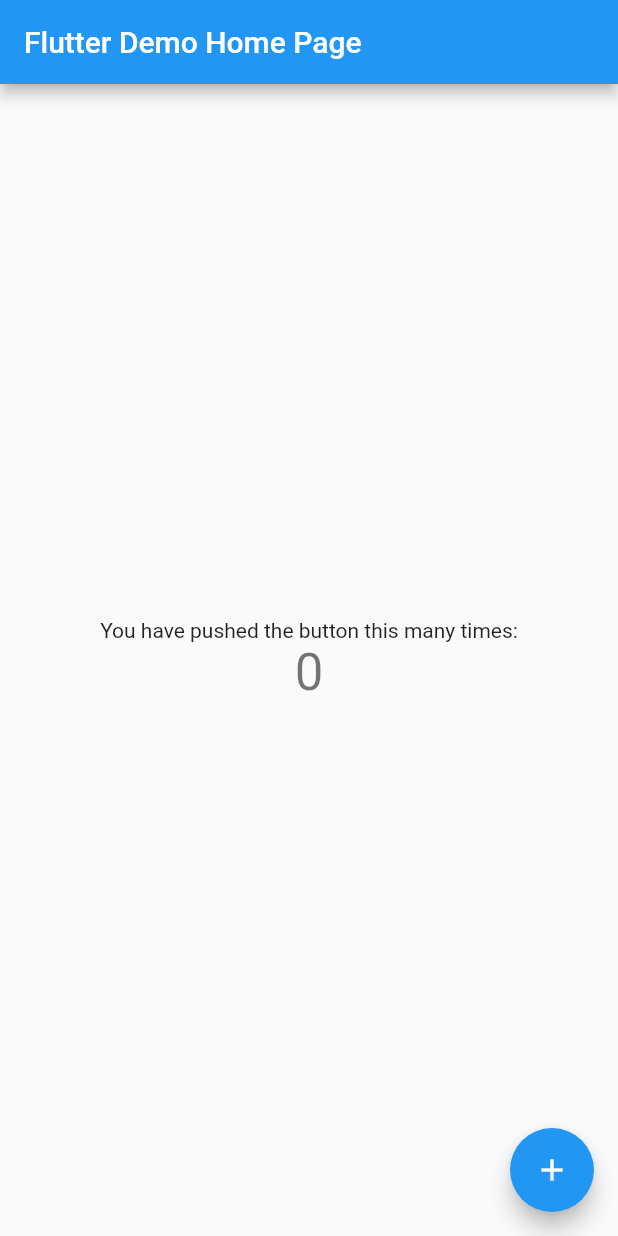
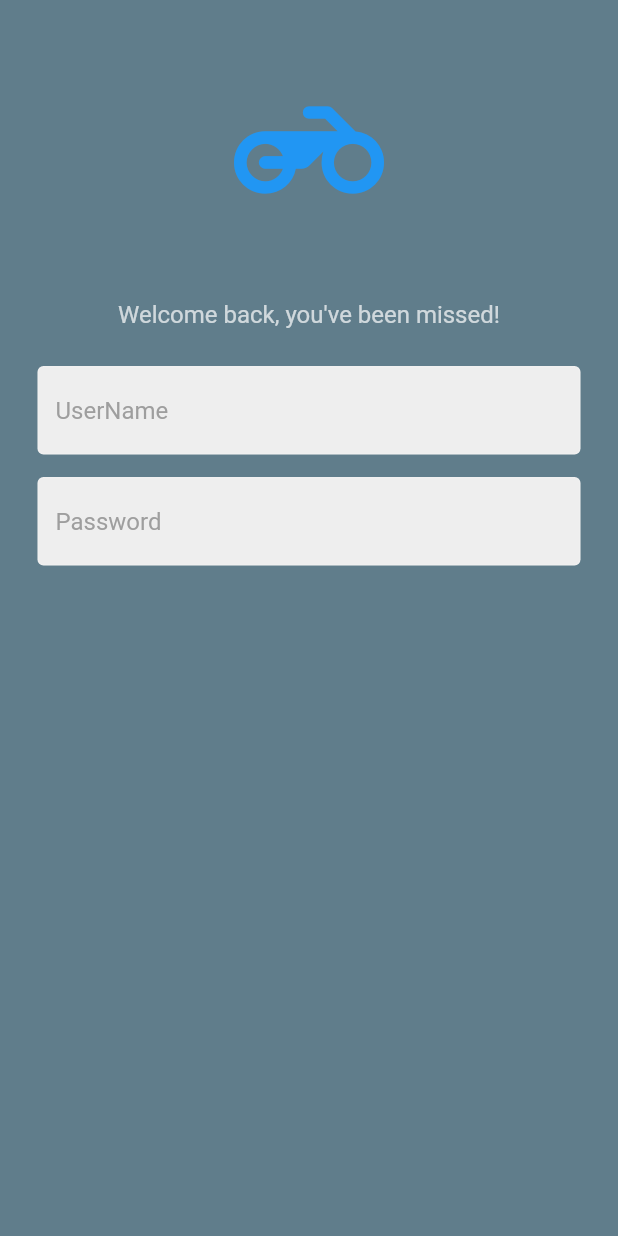
Before and after one commit to Mwita04/login_ui, a Flutter app: the screen it shows after launch, on a phone screen of 412 x 824 dp. Run offline on Flutter 3.47's test engine with Material 2 defaults, Android fonts, the phone set to English and light mode, and no system bars.

Commit message:
commit on phase 1

```diff
--- /dev/null
+++ b/lib/components/my_textfield.dart
@@ -0,0 +1,41 @@
+// ignore_for_file: prefer_typing_uninitialized_variables
+
+import 'package:flutter/material.dart';
+
+class MyTextField extends StatelessWidget {
+  final controller;
+  final String hintText;
+  final bool obscureText;
+
+  const MyTextField({
+    super.key,
+    required this.controller,
+    required this.hintText,
+    required this.obscureText,
+  });
+
+  @override
+  Widget build(BuildContext context) {
+    return Padding(
+      padding: const EdgeInsets.symmetric(horizontal: 25.0),
+      child: TextField(
+        controller: controller,
+        obscureText: obscureText,
+        decoration: InputDecoration(
+          enabledBorder: const OutlineInputBorder(
+            borderSide: BorderSide(color: Colors.white10),
+          ),
+          focusedBorder: OutlineInputBorder(
+            borderSide: BorderSide(color: Colors.grey.shade400),
+          ),
+          fillColor: Colors.grey.shade200,
+          filled: true,
+          hintText: hintText,
+          hintStyle: TextStyle(
+            color: Colors.grey[500],
+          ),
+        ),
+      ),
+    );
+  }
+}
--- a/lib/main.dart
+++ b/lib/main.dart
@@ -1,4 +1,6 @@
 import 'package:flutter/material.dart';
+
+import 'pages/login_page.dart';
 
 void main() {
   runApp(const MyApp());
@@ -7,109 +9,11 @@ void main() {
 class MyApp extends StatelessWidget {
   const MyApp({super.key});
 
-  // This widget is the root of your application.
   @override
   Widget build(BuildContext context) {
     return MaterialApp(
-      title: 'Flutter Demo',
-      theme: ThemeData(
-        // This is the theme of your application.
-        //
-        // Try running your application with "flutter run". You'll see the
-        // application has a blue toolbar. Then, without quitting the app, try
-        // changing the primarySwatch below to Colors.green and then invoke
-        // "hot reload" (press "r" in the console where you ran "flutter run",
-        // or simply save your changes to "hot reload" in a Flutter IDE).
-        // Notice that the counter didn't reset back to zero; the application
-        // is not restarted.
-        primarySwatch: Colors.blue,
-      ),
-      home: const MyHomePage(title: 'Flutter Demo Home Page'),
+      debugShowCheckedModeBanner: false,
+      home: LoginPage(),
     );
   }
 }
-
-class MyHomePage extends StatefulWidget {
-  const MyHomePage({super.key, required this.title});
-
-  // This widget is the home page of your application. It is stateful, meaning
-  // that it has a State object (defined below) that contains fields that affect
-  // how it looks.
-
-  // This class is the configuration for the state. It holds the values (in this
-  // case the title) provided by the parent (in this case the App widget) and
-  // used by the build method of the State. Fields in a Widget subclass are
-  // always marked "final".
-
-  final String title;
-
-  @override
-  State<MyHomePage> createState() => _MyHomePageState();
-}
-
-class _MyHomePageState extends State<MyHomePage> {
-  int _counter = 0;
-
-  void _incrementCounter() {
-    setState(() {
-      // This call to setState tells the Flutter framework that something has
-      // changed in this State, which causes it to rerun the build method below
-      // so that the display can reflect the updated values. If we changed
-      // _counter without calling setState(), then the build method would not be
-      // called again, and so nothing would appear to happen.
-      _counter++;
-    });
-  }
-
-  @override
-  Widget build(BuildContext context) {
-    // This method is rerun every time setState is called, for instance as done
-    // by the _incrementCounter method above.
-    //
-    // The Flutter framework has been optimized to make rerunning build methods
-    // fast, so that you can just rebuild anything that needs updating rather
-    // than having to individually change instances of widgets.
-    return Scaffold(
-      appBar: AppBar(
-        // Here we take the value from the MyHomePage object that was created by
-        // the App.build method, and use it to set our appbar title.
-        title: Text(widget.title),
-      ),
-      body: Center(
-        // Center is a layout widget. It takes a single child and positions it
-        // in the middle of the parent.
-        child: Column(
-          // Column is also a layout widget. It takes a list of children and
-          // arranges them vertically. By default, it sizes itself to fit its
-          // children horizontally, and tries to be as tall as its parent.
-          //
-          // Invoke "debug painting" (press "p" in the console, choose the
-          // "Toggle Debug Paint" action from the Flutter Inspector in Android
-          // Studio, or the "Toggle Debug Paint" command in Visual Studio Code)
-          // to see the wireframe for each widget.
-          //
-          // Column has various properties to control how it sizes itself and
-          // how it positions its children. Here we use mainAxisAlignment to
-          // center the children vertically; the main axis here is the vertical
-          // axis because Columns are vertical (the cross axis would be
-          // horizontal).
-          mainAxisAlignment: MainAxisAlignment.center,
-          children: <Widget>[
-            const Text(
-              'You have pushed the button this many times:',
-            ),
-            Text(
-              '$_counter',
-              style: Theme.of(context).textTheme.headline4,
-            ),
-          ],
-        ),
-      ),
-      floatingActionButton: FloatingActionButton(
-        onPressed: _incrementCounter,
-        tooltip: 'Increment',
-        child: const Icon(Icons.add),
-      ), // This trailing comma makes auto-formatting nicer for build methods.
-    );
-  }
-}
--- /dev/null
+++ b/lib/pages/login_page.dart
@@ -0,0 +1,65 @@
+// ignore_for_file: prefer_const_constructors, prefer_const_literals_to_create_immutables, unnecessary_string_escapes
+import 'package:flutter/material.dart';
+import 'package:login_ui/components/my_textfield.dart';
+
+class LoginPage extends StatelessWidget {
+ LoginPage({super.key});
+
+  //text editing controllers
+  final usernameController = TextEditingController();
+  final passwordController = TextEditingController();
+
+  @override
+  Widget build(BuildContext context) {
+    return Scaffold(
+      backgroundColor: Colors.blueGrey,
+      body: SafeArea(
+        child: Center(
+          child: Column(
+            children: [
+              SizedBox(height: 50),
+              //logo
+              Icon(
+                Icons.motorcycle_rounded,
+                size: 100,
+                color: Colors.blue,
+              ),
+              SizedBox(height: 50),
+              //welcome back, you've been missed!
+              Text(
+                "Welcome back, you\'ve been missed!",
+                style: TextStyle(color: Colors.white70, fontSize: 16),
+              ),
+              SizedBox(height: 25),
+
+              //username textfield
+              MyTextField(
+                controller: usernameController,
+                hintText: "UserName",
+                obscureText: false,
+              ),
+
+
+              SizedBox(height: 15.0),
+              //password textfield
+              MyTextField(
+                controller: passwordController,
+                hintText: "Password",
+                obscureText: true,
+              ),
+              //forgot password
+
+              //sign in button
+
+              //or continue with
+
+              //google + apple sign in buttons
+
+              //not a member? register now
+            ],
+          ),
+        ),
+      ),
+    );
+  }
+}
```
Also changed, not shown: pubspec.yaml (+5 -6 lines), lib/images/apple.png (added), lib/images/google.png (added), pubspec.lock.
